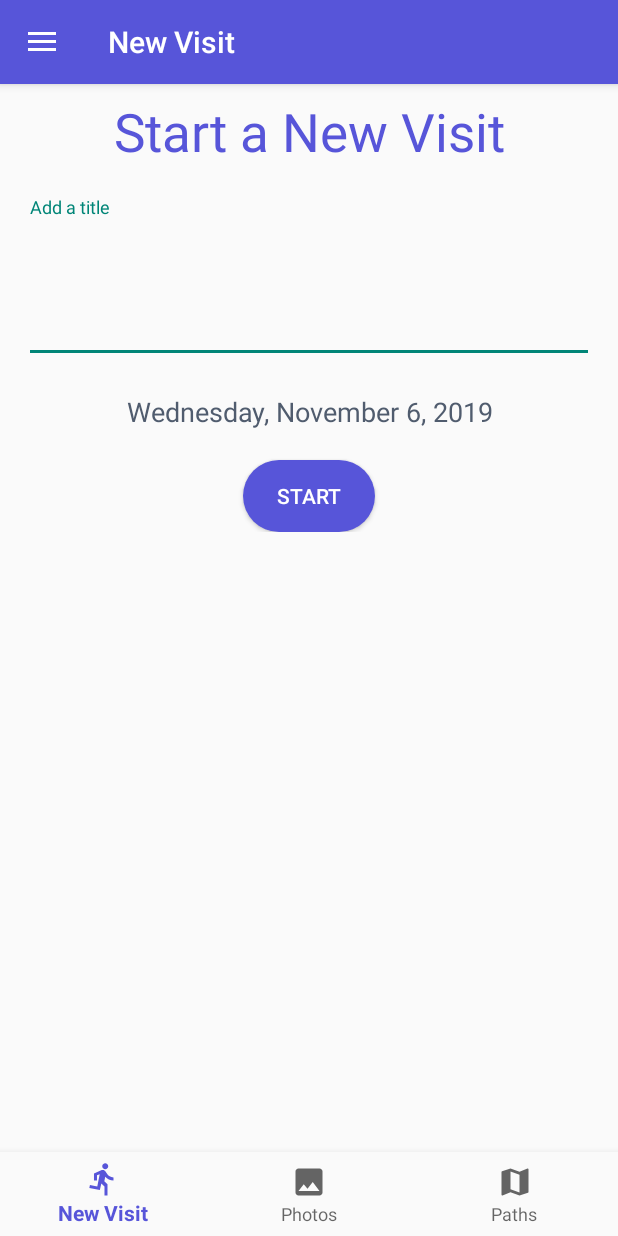
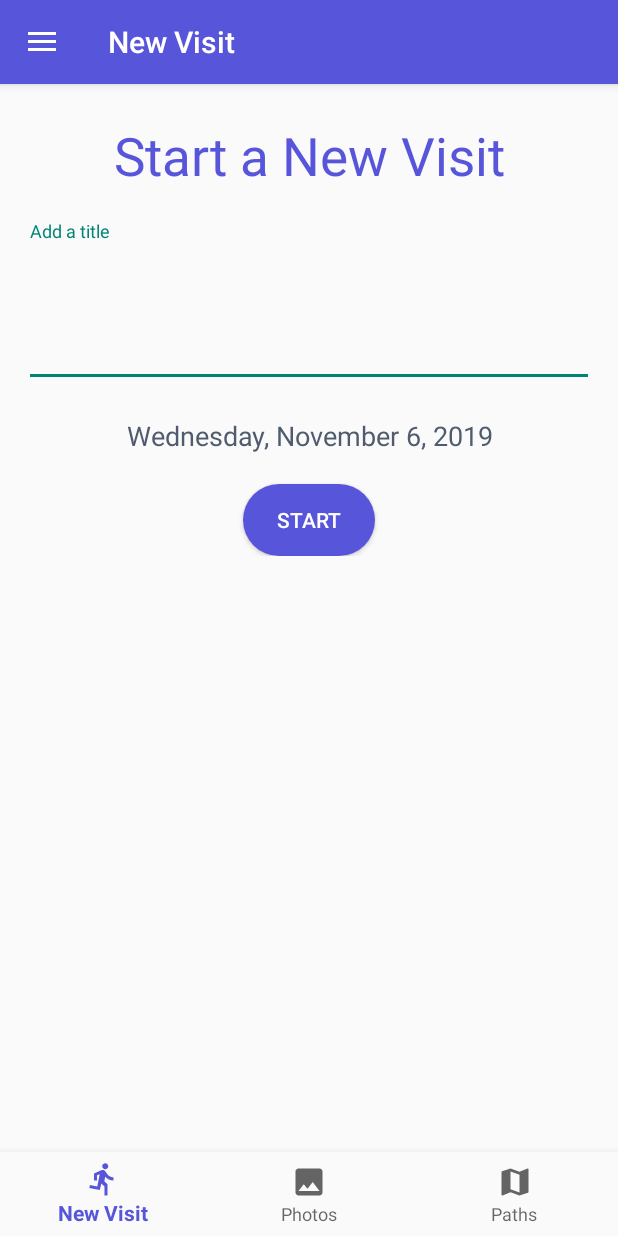
Before and after one commit to Juneezee/photour, an Android app: the screen it shows after launch (MainActivity), on a phone screen of 412 x 824 dp. Run offline under Robolectric (Android 15) with nearby library versions, the phone set to English and light mode, and no system bars; our stand-ins replace navigation-ui.

Commit message:
Combine app_bar_main and content_main

```diff
--- a/app/src/main/java/com/android/photour/ui/photos/PhotosViewModel.java
+++ b/app/src/main/java/com/android/photour/ui/photos/PhotosViewModel.java
@@ -13,7 +13,7 @@ public class PhotosViewModel extends ViewModel {
   private ImageElement img;
 
   public PhotosViewModel() {
-    this.img = new ImageElement(R.drawable.ic_full_logo);
+    this.img = new ImageElement(R.drawable.ic_full_logo_vertical);
   }
 
 }
--- a/app/src/main/res/layout/activity_main.xml
+++ b/app/src/main/res/layout/activity_main.xml
@@ -10,7 +10,7 @@
   tools:openDrawer="start">
 
   <include
-    layout="@layout/app_bar_main"
+    layout="@layout/content_main"
     android:layout_width="match_parent"
     android:layout_height="match_parent" />
 
--- a/app/src/main/res/layout/app_bar_main.xml
+++ /dev/null
@@ -1,23 +0,0 @@
-<?xml version="1.0" encoding="utf-8"?>
-<androidx.coordinatorlayout.widget.CoordinatorLayout xmlns:android="http://schemas.android.com/apk/res/android"
-  xmlns:app="http://schemas.android.com/apk/res-auto"
-  android:layout_width="match_parent"
-  android:layout_height="match_parent">
-
-  <com.google.android.material.appbar.AppBarLayout
-    android:layout_width="match_parent"
-    android:layout_height="wrap_content"
-    android:theme="@style/AppTheme.AppBarOverlay">
-
-    <androidx.appcompat.widget.Toolbar
-      android:id="@+id/toolbar"
-      android:layout_width="match_parent"
-      android:layout_height="?attr/actionBarSize"
-      android:background="?attr/colorPrimary"
-      app:popupTheme="@style/AppTheme.PopupOverlay" />
-
-  </com.google.android.material.appbar.AppBarLayout>
-
-  <include layout="@layout/content_main" />
-
-</androidx.coordinatorlayout.widget.CoordinatorLayout>
--- a/app/src/main/res/layout/content_main.xml
+++ b/app/src/main/res/layout/content_main.xml
@@ -1,12 +1,40 @@
 <?xml version="1.0" encoding="utf-8"?>
-<androidx.constraintlayout.widget.ConstraintLayout xmlns:android="http://schemas.android.com/apk/res/android"
+<androidx.coordinatorlayout.widget.CoordinatorLayout xmlns:android="http://schemas.android.com/apk/res/android"
   xmlns:app="http://schemas.android.com/apk/res-auto"
-  xmlns:tools="http://schemas.android.com/tools"
-  android:id="@+id/container"
+  android:layout_width="match_parent"
+  android:layout_height="match_parent">
+
+  <com.google.android.material.appbar.AppBarLayout
+    android:layout_width="match_parent"
+    android:layout_height="wrap_content"
+    android:theme="@style/AppTheme.AppBarOverlay">
+
+    <androidx.appcompat.widget.Toolbar
+      android:id="@+id/toolbar"
+      android:layout_width="match_parent"
+      android:layout_height="?attr/actionBarSize"
+      android:background="?attr/colorPrimary"
+      app:popupTheme="@style/AppTheme.PopupOverlay" />
+
+  </com.google.android.material.appbar.AppBarLayout>
+
+  <androidx.constraintlayout.widget.ConstraintLayout xmlns:tools="http://schemas.android.com/tools"
     android:layout_width="match_parent"
     android:layout_height="match_parent"
     app:layout_behavior="@string/appbar_scrolling_view_behavior"
-  tools:showIn="@layout/app_bar_main">
+    tools:showIn="@layout/content_main">
+
+    <fragment
+      android:id="@+id/nav_host_fragment"
+      android:name="androidx.navigation.fragment.NavHostFragment"
+      android:layout_width="match_parent"
+      android:layout_height="0dp"
+      app:defaultNavHost="true"
+      app:layout_constraintBottom_toTopOf="@id/nav_view"
+      app:layout_constraintLeft_toLeftOf="parent"
+      app:layout_constraintRight_toRightOf="parent"
+      app:layout_constraintTop_toTopOf="parent"
+      app:navGraph="@navigation/mobile_navigation" />
 
     <com.google.android.material.bottomnavigation.BottomNavigationView
       android:id="@+id/nav_view"
@@ -20,16 +48,6 @@
       app:layout_constraintRight_toRightOf="parent"
       app:menu="@menu/bottom_nav_menu" />
 
-  <fragment
-    android:id="@+id/nav_host_fragment"
-    android:name="androidx.navigation.fragment.NavHostFragment"
-    android:layout_width="match_parent"
-    android:layout_height="match_parent"
-    app:defaultNavHost="true"
-    app:layout_constraintBottom_toTopOf="@id/nav_view"
-    app:layout_constraintLeft_toLeftOf="parent"
-    app:layout_constraintRight_toRightOf="parent"
-    app:layout_constraintTop_toTopOf="parent"
-    app:navGraph="@navigation/mobile_navigation" />
+  </androidx.constraintlayout.widget.ConstraintLayout>
 
-</androidx.constraintlayout.widget.ConstraintLayout>
+</androidx.coordinatorlayout.widget.CoordinatorLayout>
--- a/app/src/main/res/layout/fragment_visit.xml
+++ b/app/src/main/res/layout/fragment_visit.xml
@@ -1,12 +1,14 @@
 <?xml version="1.0" encoding="utf-8"?>
-<ScrollView xmlns:android="http://schemas.android.com/apk/res/android"
+<androidx.core.widget.NestedScrollView xmlns:android="http://schemas.android.com/apk/res/android"
   xmlns:app="http://schemas.android.com/apk/res-auto"
   android:layout_width="match_parent"
   android:layout_height="match_parent">
 
   <androidx.constraintlayout.widget.ConstraintLayout
     android:layout_width="match_parent"
-      android:layout_height="wrap_content">
+    android:layout_height="wrap_content"
+    android:paddingTop="@dimen/activity_vertical_margin"
+    android:paddingBottom="@dimen/activity_vertical_margin">
 
     <TextView
       android:id="@+id/text_visit"
@@ -70,4 +72,4 @@
       app:layout_constraintStart_toStartOf="parent"
       app:layout_constraintTop_toBottomOf="@id/text_date" />
   </androidx.constraintlayout.widget.ConstraintLayout>
-</ScrollView>
+</androidx.core.widget.NestedScrollView>
```
Also changed, not shown: app/src/main/res/layout/fragment_photos.xml (indentation only), app/src/main/res/layout/list_item_image.xml (indentation only). Lines whose indentation alone changed are shown as unchanged.
